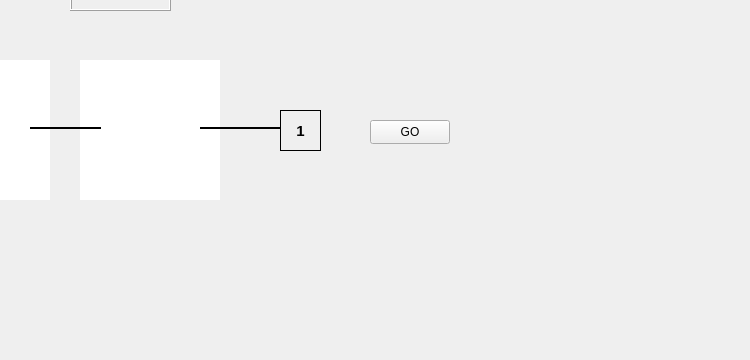
First picture: the form in LevelsView.ui, repository AhmedZ70/BitWise-EducationalApp, before the edit; both pictures show x 250 to 1000 and y 230 to 590 of the 1000 by 800 pixel window.
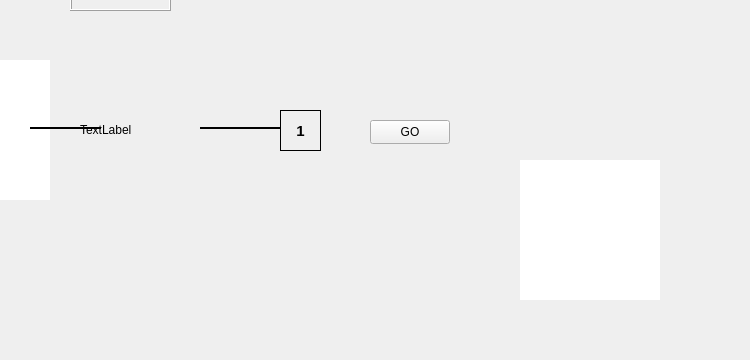
Second picture: the form after the edit. Icons and pictures are not drawn. Custom widgets are drawn as their Qt base class.

Commit message: not gate is now preset

```diff
--- a/LevelsView.ui
+++ b/LevelsView.ui
@@ -1396,8 +1396,8 @@
     <widget class="Custom_GraphicsView" name="graphicsView_7">
      <property name="geometry">
       <rect>
-       <x>350</x>
-       <y>130</y>
+       <x>790</x>
+       <y>230</y>
        <width>140</width>
        <height>140</height>
       </rect>
@@ -1447,6 +1447,34 @@
       <enum>Qt::Horizontal</enum>
      </property>
     </widget>
+    <widget class="QLabel" name="intializedNotGate">
+     <property name="geometry">
+      <rect>
+       <x>350</x>
+       <y>130</y>
+       <width>140</width>
+       <height>140</height>
+      </rect>
+     </property>
+     <property name="text">
+      <string>TextLabel</string>
+     </property>
+    </widget>
+    <zorder>intializedNotGate</zorder>
+    <zorder>pushButton_6</zorder>
+    <zorder>lineEdit_11</zorder>
+    <zorder>backToLevel1_5</zorder>
+    <zorder>graphicsView_6</zorder>
+    <zorder>label_12</zorder>
+    <zorder>lineEdit_12</zorder>
+    <zorder>skipButton_6</zorder>
+    <zorder>homeButton_6</zorder>
+    <zorder>label_13</zorder>
+    <zorder>line_21</zorder>
+    <zorder>line_22</zorder>
+    <zorder>graphicsView_7</zorder>
+    <zorder>line_23</zorder>
+    <zorder>line_20</zorder>
    </widget>
    <widget class="QWidget" name="level7">
     <widget class="Custom_GraphicsView" name="graphicsView_8">
```
The commit also changes 2 other files.
